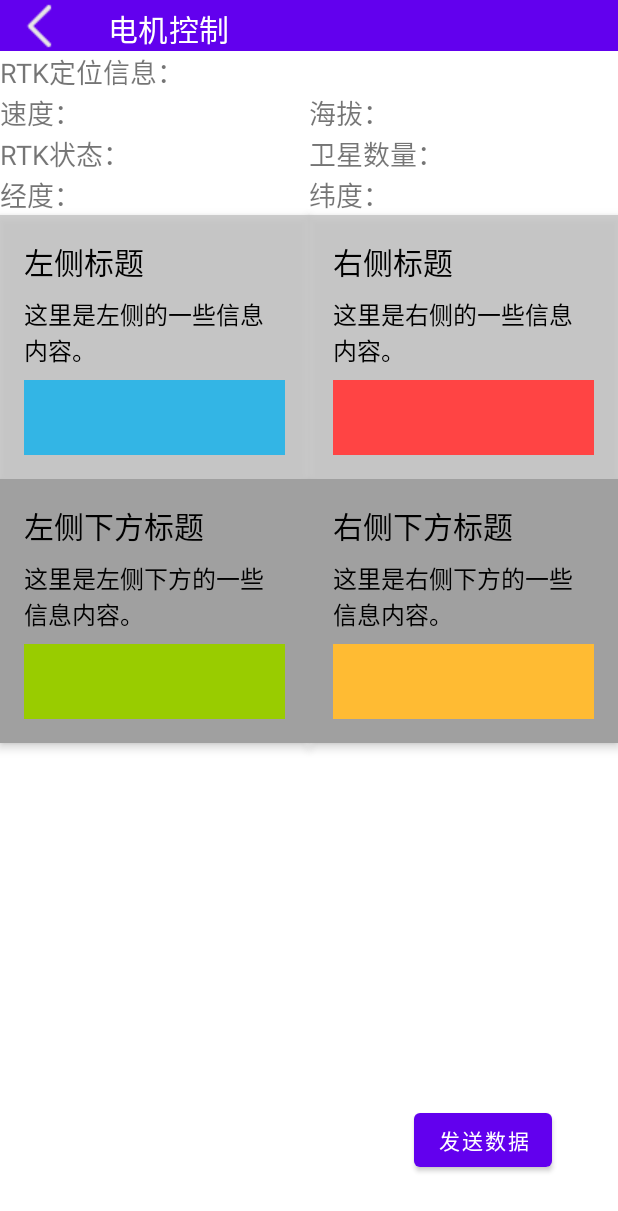
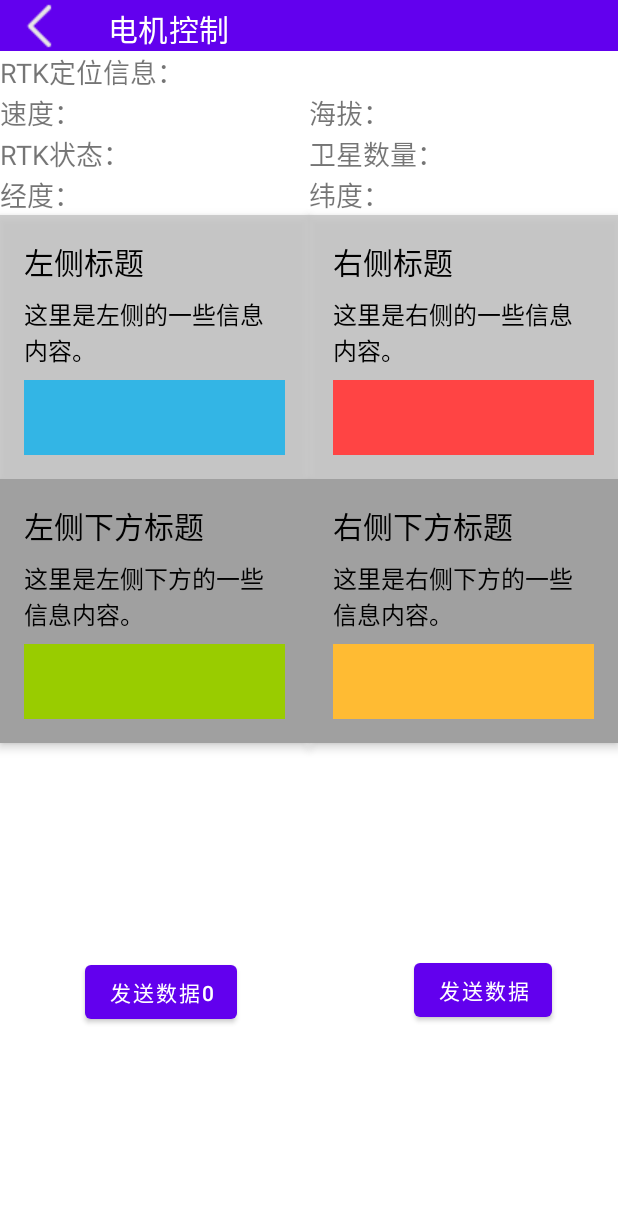
Before and after one commit to Wangshenggui/SeedSysAndroidAPP, an Android app: the MotorControlActivity screen opened directly, with no data from a screen before it, after a tap on "发送数据", on a phone screen of 412 x 824 dp. Shown: the top 1211 px of the screen. Run offline under Robolectric (Android 15) with nearby library versions, the phone set to English and light mode, and no system bars.

Commit message:
实现电机控制，UI暂时未定，完成通信基本功能

```diff
--- a/app/src/main/java/com/example/seedingsystemandroidapp/MotorControlActivity.java
+++ b/app/src/main/java/com/example/seedingsystemandroidapp/MotorControlActivity.java
@@ -29,6 +29,7 @@ public class MotorControlActivity extends AppCompatActivity {
     private TextView latTextView;
     private TextView leftInfo;
     private Button SendDataButton;
+    private Button SendData0Button;
     private final Handler mainHandler = new Handler(Looper.getMainLooper());
     private WebSocketServiceReceiver receiver;
 
@@ -53,12 +54,14 @@ public class MotorControlActivity extends AppCompatActivity {
         lonTextView = (TextView) findViewById(R.id.lonTextView);
         latTextView = (TextView) findViewById(R.id.latTextView);
         leftInfo = (TextView)findViewById(R.id.leftInfo);
+        SendData0Button = findViewById(R.id.SendData0Button);
 
         if (getSupportActionBar() != null) {
             getSupportActionBar().setDisplayHomeAsUpEnabled(true);
         }
 
         toolbar.setNavigationOnClickListener(v -> finish());
+
 
         // 设置发送按钮的点击事件监听器
         SendDataButton.setOnClickListener(new View.OnClickListener() {
@@ -68,8 +71,63 @@ public class MotorControlActivity extends AppCompatActivity {
             public void onClick(View v) {
                 counter++;
                 String json = "{\"giuty\":" + counter + "}";
+
+
+                counter=1;
+                // 假设这里有多个变量需要发送
+                JSONObject data = new JSONObject();
+                putToJsonObject(data, "n1", counter);
+                putToJsonObject(data, "n2", counter);
+                putToJsonObject(data, "n3", counter);
+                putToJsonObject(data, "n4", counter);
+
+                putToJsonObject(data, "z1", counter);
+                putToJsonObject(data, "z2", counter);
+                putToJsonObject(data, "z3", counter);
+                putToJsonObject(data, "z4", counter);
+
+                putToJsonObject(data, "s1", counter);
+                putToJsonObject(data, "s2", counter);
+                putToJsonObject(data, "s3", counter);
+                putToJsonObject(data, "s4", counter);
+
+
                 Intent intent = new Intent("SendWebSocketMessage");
-                intent.putExtra("message", json);
+                intent.putExtra("message", data.toString());
+                sendBroadcast(intent);
+            }
+        });
+        // 设置发送按钮的点击事件监听器
+        SendData0Button.setOnClickListener(new View.OnClickListener() {
+            private int counter = 0;
+
+            @Override
+            public void onClick(View v) {
+                counter++;
+                String json = "{\"giuty\":" + counter + "}";
+
+
+                counter=0;
+                // 假设这里有多个变量需要发送
+                JSONObject data = new JSONObject();
+                putToJsonObject(data, "n1", counter);
+                putToJsonObject(data, "n2", counter);
+                putToJsonObject(data, "n3", counter);
+                putToJsonObject(data, "n4", counter);
+
+                putToJsonObject(data, "z1", counter);
+                putToJsonObject(data, "z2", counter);
+                putToJsonObject(data, "z3", counter);
+                putToJsonObject(data, "z4", counter);
+
+                putToJsonObject(data, "s1", counter);
+                putToJsonObject(data, "s2", counter);
+                putToJsonObject(data, "s3", counter);
+                putToJsonObject(data, "s4", counter);
+
+
+                Intent intent = new Intent("SendWebSocketMessage");
+                intent.putExtra("message", data.toString());
                 sendBroadcast(intent);
             }
         });
@@ -78,6 +136,15 @@ public class MotorControlActivity extends AppCompatActivity {
         receiver = new WebSocketServiceReceiver();
         IntentFilter filter = new IntentFilter("WebSocketMessage");
         registerReceiver(receiver, filter);
+    }
+
+    // 方法用于向JSONObject对象中放置数据
+    private static void putToJsonObject(JSONObject jsonObject, String key, Object value) {
+        try {
+            jsonObject.put(key, value);
+        } catch (JSONException e) {
+            throw new RuntimeException("Failed to put key '" + key + "' into JSONObject", e);
+        }
     }
 
     @Override
--- a/app/src/main/res/layout/activity_motor_control.xml
+++ b/app/src/main/res/layout/activity_motor_control.xml
@@ -296,11 +296,23 @@
         android:id="@+id/SendDataButton"
         android:layout_width="wrap_content"
         android:layout_height="wrap_content"
-        android:layout_marginBottom="40dp"
         android:text="发送数据"
         app:layout_constraintBottom_toBottomOf="parent"
         app:layout_constraintEnd_toEndOf="parent"
         app:layout_constraintHorizontal_bias="0.863"
-        app:layout_constraintStart_toStartOf="parent" />
+        app:layout_constraintStart_toStartOf="parent"
+        app:layout_constraintTop_toBottomOf="@+id/rightBottomContainer" />
+
+    <Button
+        android:id="@+id/SendData0Button"
+        android:layout_width="wrap_content"
+        android:layout_height="wrap_content"
+        android:text="发送数据0"
+        app:layout_constraintBottom_toBottomOf="parent"
+        app:layout_constraintEnd_toEndOf="parent"
+        app:layout_constraintHorizontal_bias="0.182"
+        app:layout_constraintStart_toStartOf="parent"
+        app:layout_constraintTop_toBottomOf="@+id/rightBottomContainer"
+        app:layout_constraintVertical_bias="0.505" />
 
 </androidx.constraintlayout.widget.ConstraintLayout>
```
